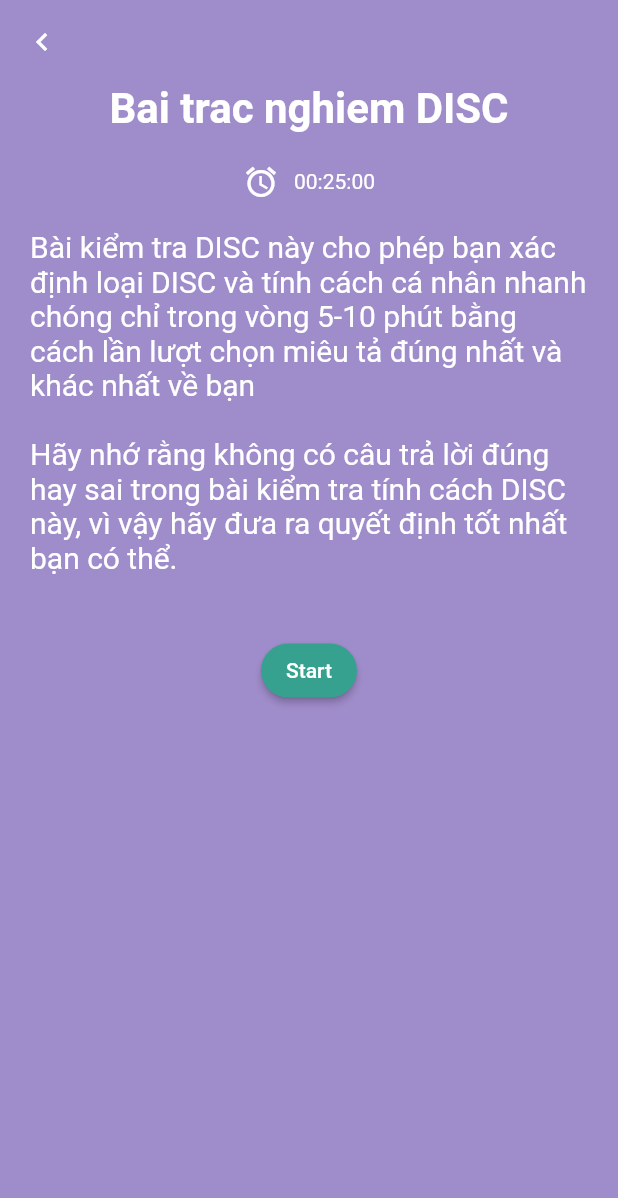
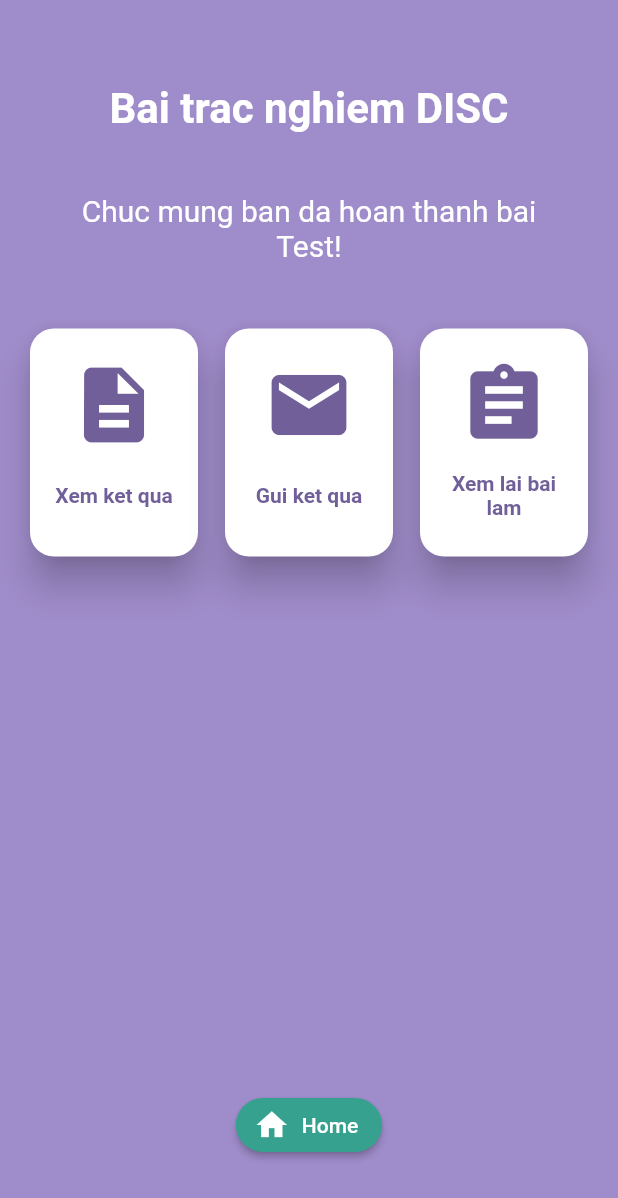
Before and after one commit to diepvicuong/DISC_TEST, a Flutter app: the screen it shows after launch, on a phone screen of 412 x 824 dp. Shown: the top 1198 px of the screen. Run offline on Flutter 3.47's test engine with Material 2 defaults, Android fonts, the phone set to English and light mode, and no system bars; our stand-ins replace dio, get; missing offline and left inert: dio_http_cache.

Commit message:
Add result_page

```diff
--- a/lib/app/res/sizes.dart
+++ b/lib/app/res/sizes.dart
@@ -1,7 +1,8 @@
 class AppSize {
   static const homeItemPadding = 16.0;
-  static const paddingSizeS = 5.0;
-  static const paddingSizeM = 10.0;
+  static const paddingSizeS = 8.0;
+  static const paddingSizeM = 16.0;
+  static const paddingSizeL = 32.0;
 
   static const commonBorderRadius = 14.0;
   static const sizeBoxWidthS = 5.0;
@@ -11,6 +12,7 @@ class AppSize {
   static const sizedBoxHeightS = 5.0;
   static const sizedBoxHeightM = 10.0;
   static const sizedBoxHeightL = 20.0;
+  static const sizedBoxHeightXL = 40.0;
 
   static const ratioHomeService = 0.3;
 
--- a/lib/app/res/styles.dart
+++ b/lib/app/res/styles.dart
@@ -1,3 +1,4 @@
+import 'package:disc_test/app/res/colors.dart';
 import 'package:flutter/material.dart';
 
 class AppStyle {
@@ -12,4 +13,9 @@ class AppStyle {
 
   static final contentNormalTextStyle =
       appTextStyle.copyWith(fontSize: 20.0, fontWeight: FontWeight.normal);
+
+  static final primaryColorTextStyle = TextStyle(color: AppColor.kprimaryColor);
+
+  static final primaryColorBoldTextStyle =
+      primaryColorTextStyle.copyWith(fontWeight: FontWeight.bold);
 }
--- a/lib/app/ui/login/page/start_page.dart
+++ b/lib/app/ui/login/page/start_page.dart
@@ -32,9 +32,11 @@ class _StartPageState extends State<StartPage> {
               onPressed: () {},
             ),
           ),
-          Padding(
-            padding:
-                const EdgeInsets.symmetric(horizontal: AppSize.sizeBoxWidthL),
+          Expanded(
+            child: SingleChildScrollView(
+              child: Padding(
+                padding: const EdgeInsets.symmetric(
+                    horizontal: AppSize.sizeBoxWidthL),
                 child: Column(
                   children: [
                     Text(
@@ -42,7 +44,7 @@ class _StartPageState extends State<StartPage> {
                       style: AppStyle.titleBoldTextStyle,
                       textAlign: TextAlign.center,
                     ),
-                SizedBox(height: 20),
+                    const SizedBox(height: AppSize.sizedBoxHeightL),
                     Row(
                       mainAxisAlignment: MainAxisAlignment.center,
                       children: [
@@ -57,13 +59,13 @@ class _StartPageState extends State<StartPage> {
                         )
                       ],
                     ),
-                SizedBox(height: 20),
+                    const SizedBox(height: AppSize.sizedBoxHeightL),
                     Text(
                       'Bài kiểm tra DISC này cho phép bạn xác định loại DISC và tính cách cá nhân nhanh chóng chỉ trong vòng 5-10 phút bằng cách lần lượt chọn miêu tả đúng nhất và khác nhất về bạn '
                       '\n\nHãy nhớ rằng không có câu trả lời đúng hay sai trong bài kiểm tra tính cách DISC này, vì vậy hãy đưa ra quyết định tốt nhất bạn có thể.',
                       style: AppStyle.contentNormalTextStyle,
                     ),
-                SizedBox(height: 40),
+                    const SizedBox(height: 40),
                     ElevatedButton(
                       child: Text(
                         'Start',
@@ -87,6 +89,8 @@ class _StartPageState extends State<StartPage> {
                     ),
                   ],
                 ),
+              ),
+            ),
           )
         ],
       ),
--- /dev/null
+++ b/lib/app/ui/result/page/result_page.dart
@@ -0,0 +1,148 @@
+import 'package:disc_test/app/res/colors.dart';
+import 'package:disc_test/app/res/sizes.dart';
+import 'package:disc_test/app/res/styles.dart';
+import 'package:flutter/material.dart';
+
+class ResultPage extends StatelessWidget {
+  @override
+  Widget build(BuildContext context) {
+    return Scaffold(
+      backgroundColor: AppColor.kprimaryColorLight,
+      appBar: AppBar(
+        backgroundColor: Colors.transparent,
+        elevation: 0,
+      ),
+      body: Stack(
+        children: [
+          Positioned(
+            top: 0,
+            right: 0,
+            left: 0,
+            bottom: 50,
+            child: SingleChildScrollView(
+              child: Padding(
+                padding: const EdgeInsets.symmetric(
+                    horizontal: AppSize.homeItemPadding),
+                child: Column(
+                  children: [
+                    Text(
+                      'Bai trac nghiem DISC',
+                      style: AppStyle.titleBoldTextStyle,
+                      textAlign: TextAlign.center,
+                    ),
+                    const SizedBox(height: AppSize.sizedBoxHeightXL),
+                    Padding(
+                      padding: const EdgeInsets.symmetric(
+                          horizontal: AppSize.paddingSizeL),
+                      child: Text(
+                        'Chuc mung ban da hoan thanh bai Test!',
+                        style: AppStyle.contentNormalTextStyle,
+                        textAlign: TextAlign.center,
+                      ),
+                    ),
+                    const SizedBox(height: AppSize.sizedBoxHeightXL),
+                    Row(
+                      mainAxisAlignment: MainAxisAlignment.spaceAround,
+                      children: [
+                        Expanded(
+                            child: CustomButton(
+                          iconData: Icons.description,
+                          text: 'Xem ket qua',
+                          onTap: () {
+                            print('Xem ket qua');
+                          },
+                        )),
+                        const SizedBox(
+                          width: AppSize.sizeBoxWidthM,
+                        ),
+                        Expanded(
+                            child: CustomButton(
+                                iconData: Icons.email, text: 'Gui ket qua')),
+                        const SizedBox(
+                          width: AppSize.sizeBoxWidthM,
+                        ),
+                        Expanded(
+                            child: CustomButton(
+                                iconData: Icons.assignment,
+                                text: 'Xem lai bai lam')),
+                      ],
+                    ),
+                  ],
+                ),
+              ),
+            ),
+          ),
+          Positioned(
+            right: 0,
+            left: 0,
+            bottom: 50,
+            child: Center(
+              child: ElevatedButton.icon(
+                icon: Icon(Icons.home),
+                label: Text('Home'),
+                style: ElevatedButton.styleFrom(
+                  primary: AppColor.mostBtnColor,
+                  shape: StadiumBorder(),
+                  // minimumSize: Size(80, 40)
+                ),
+                onPressed: () {},
+              ),
+            ),
+          )
+        ],
+      ),
+    );
+  }
+}
+
+class CustomButton extends StatelessWidget {
+  final IconData iconData;
+  final String text;
+  final VoidCallback? onTap;
+
+  CustomButton(
+      {Key? key, required this.iconData, required this.text, this.onTap})
+      : super(key: key);
+
+  @override
+  Widget build(BuildContext context) {
+    return SizedBox(
+      height: 160,
+      child: Card(
+        color: AppColor.kSecondaryColor,
+        elevation: 10,
+        shape: RoundedRectangleBorder(
+            borderRadius: BorderRadius.circular(AppSize.paddingSizeM)),
+        child: Padding(
+          padding: const EdgeInsets.symmetric(horizontal: AppSize.paddingSizeS),
+          child: Column(
+            mainAxisAlignment: MainAxisAlignment.center,
+            children: [
+              Icon(
+                this.iconData,
+                size: 60,
+                color: AppColor.kprimaryColor,
+              ),
+              SizedBox(
+                height: AppSize.sizedBoxHeightM,
+              ),
+              SizedBox(
+                height: AppSize.sizedBoxHeightXL,
+                child: Align(
+                  alignment: Alignment.center,
+                  child: GestureDetector(
+                      onTap: this.onTap,
+                      child: Text(
+                        this.text,
+                        style: AppStyle.primaryColorBoldTextStyle,
+                        textAlign: TextAlign.center,
+                      )),
+                ),
+              )
+            ],
+          ),
+        ),
+      ),
+    );
+  }
+}
--- a/lib/main.dart
+++ b/lib/main.dart
@@ -1,5 +1,6 @@
 import 'package:disc_test/app/bindings/question_binding.dart';
 import 'package:disc_test/app/ui/login/page/start_page.dart';
+import 'package:disc_test/app/ui/result/page/result_page.dart';
 import 'package:flutter/material.dart';
 import 'package:get/get.dart';
 
@@ -18,7 +19,7 @@ class MyApp extends StatelessWidget {
         backgroundColor: Colors.amber,
         primarySwatch: Colors.blue,
       ),
-      home: StartPage(),
+      home: ResultPage(),
       initialBinding: QuestionBinding(),
       initialRoute: Routes.INITIAL,
       // getPages: AppPages.pages,
```
Lines whose indentation alone changed are shown as unchanged.
